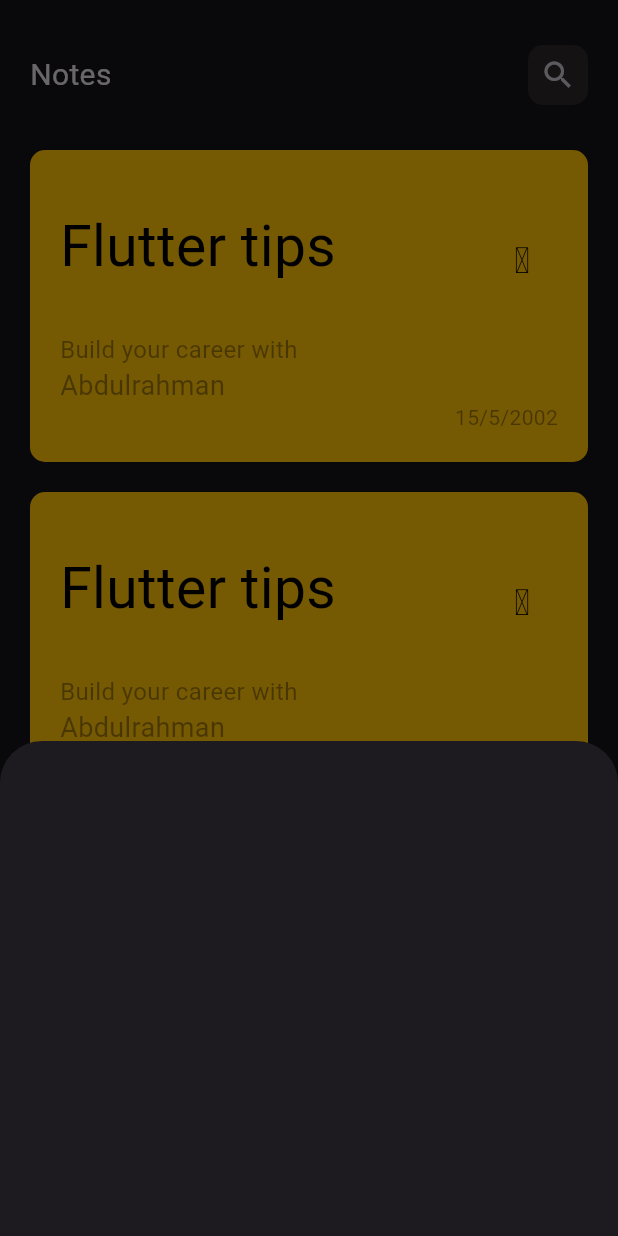
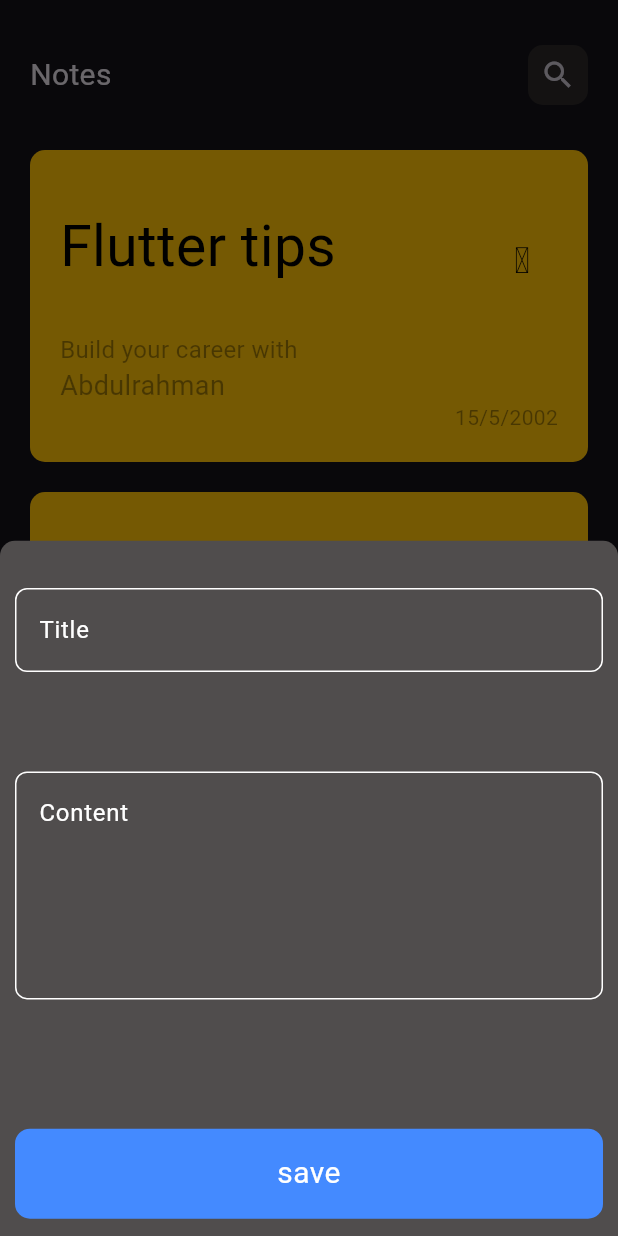
Before and after one commit to 3bdulrahmanMahmoud/NoteApp, a Flutter app: the screen it shows after launch, after a tap on the "add" icon, on a phone screen of 412 x 824 dp. Run offline on Flutter 3.47's test engine with Material 3 defaults, Android fonts, the phone set to English and light mode, and no system bars; our stand-ins replace go_router, hive, hive_flutter; missing offline and left inert: awesome_icons; accounts and stored records are empty.

Commit message:
end note add form and add hive package

```diff
--- a/lib/core/routes/router.dart
+++ b/lib/core/routes/router.dart
@@ -1,5 +1,5 @@
-
 import 'package:go_router/go_router.dart';
+import 'package:note_app/features/edit/edit_view.dart';
 import 'package:note_app/features/home/views/home_view.dart';
 
 final GoRouter router = GoRouter(routes: [
@@ -7,4 +7,8 @@ final GoRouter router = GoRouter(routes: [
     path: '/',
     builder: (context, state) => const homeView(),
   ),
+  GoRoute(
+    path: '/EditView',
+    builder: (context, state) => const EditView(),
+  ),
 ]);
--- /dev/null
+++ b/lib/core/utlis/App_strings.dart
@@ -0,0 +1,5 @@
+// ignore_for_file: file_names
+
+abstract class AppStrings {
+  static String knotesBox = 'notes_box';
+}
--- a/lib/features/home/views/home_view.dart
+++ b/lib/features/home/views/home_view.dart
@@ -1,4 +1,5 @@
 import 'package:flutter/material.dart';
+import 'package:note_app/features/home/widgets/Add_newNote_section.dart';
 import 'package:note_app/features/home/widgets/App_bar_body.dart';
 import 'package:note_app/features/home/widgets/section_body.dart';
 
@@ -22,31 +23,7 @@ class homeView extends StatelessWidget {
                       return const bodysection();
                     },
                   ),
-                  Positioned(
-                      bottom: 20,
-                      right: 5,
-                      child: Container(
-                        decoration: BoxDecoration(
-                            color: Colors.blue,
-                            borderRadius: BorderRadius.circular(40)),
-                        width: 60,
-                        height: 60,
-                        child: IconButton(
-                          icon: const Icon(
-                            Icons.add,
-                            size: 30,
-                            color: Colors.black,
-                          ),
-                          onPressed: () {
-                            showModalBottomSheet(
-                              context: context,
-                              builder: (context) {
-                                return AddNewNote();
-                              },
-                            );
-                          },
-                        ),
-                      ))
+                  AddNewNoteSection(context)
                 ],
               ),
             )
@@ -56,14 +33,3 @@ class homeView extends StatelessWidget {
     );
   }
 }
-
-class AddNewNote extends StatelessWidget {
-  const AddNewNote({super.key});
-
-  @override
-  Widget build(BuildContext context) {
-    return Container(
-      height: 330,
-    );
-  }
-}
--- /dev/null
+++ b/lib/features/home/widgets/Add_newNote_section.dart
@@ -0,0 +1,39 @@
+
+// ignore_for_file: non_constant_identifier_names, file_names
+
+  import 'package:flutter/material.dart';
+import 'package:note_app/features/home/widgets/add_note_body.dart';
+
+Positioned AddNewNoteSection(BuildContext context) {
+    return Positioned(
+                    bottom: 20,
+                    right: 5,
+                    child: Container(
+                      decoration: BoxDecoration(
+                          color: Colors.blue,
+                          borderRadius: BorderRadius.circular(40)),
+                      width: 60,
+                      height: 60,
+                      child: IconButton(
+                        icon: const Icon(
+                          Icons.add,
+                          size: 30,
+                          color: Colors.black,
+                        ),
+                        onPressed: () {
+                          showModalBottomSheet(
+                            backgroundColor:
+                                const Color.fromARGB(255, 80, 77, 77),
+                            shape: const RoundedRectangleBorder(
+                                borderRadius: BorderRadius.only(
+                                    topLeft: Radius.circular(10),
+                                    topRight: Radius.circular(10))),
+                            context: context,
+                            builder: (context) {
+                              return const AddNewNoteBody();
+                            },
+                          );
+                        },
+                      ),
+                    ));
+  }
--- /dev/null
+++ b/lib/features/home/widgets/Custom_button.dart
@@ -0,0 +1,26 @@
+// ignore_for_file: file_names
+
+import 'package:flutter/material.dart';
+
+class CustomButton extends StatelessWidget {
+  const CustomButton({super.key, this.onTap});
+final void Function()? onTap;
+  @override
+  Widget build(BuildContext context) {
+    return GestureDetector(
+      onTap:onTap ,
+      child: Container(
+        height: 60,
+        alignment: Alignment.center,
+        width: double.infinity,
+        decoration: BoxDecoration(
+            borderRadius: BorderRadius.circular(10), color: Colors.blueAccent),
+        child: const Text(
+          textAlign: TextAlign.center,
+          'save',
+          style: TextStyle(fontSize: 20, color: Colors.white),
+        ),
+      ),
+    );
+  }
+}
--- /dev/null
+++ b/lib/features/home/widgets/Cutom_Text_field.dart
@@ -0,0 +1,38 @@
+// ignore_for_file: file_names
+
+import 'package:flutter/material.dart';
+
+class customTextField extends StatelessWidget {
+  const customTextField(
+      {super.key, this.maxLine = 1, required this.hint, this.onsaved});
+  final int maxLine;
+  final String hint;
+  final Function(String?)? onsaved;
+
+  @override
+  Widget build(BuildContext context) {
+    return TextFormField(
+      validator: (value) {
+        if (value?.isEmpty ?? true) {
+          return "requird the value";
+        } else {
+          return null;
+        }
+      },
+      onSaved: onsaved,
+      maxLines: maxLine,
+      decoration: InputDecoration(
+          border: buildBorder(),
+          hintText: hint,
+          hintStyle: const TextStyle(color: Colors.white),
+          enabledBorder: buildBorder(),
+          focusedBorder: buildBorder()),
+    );
+  }
+
+  OutlineInputBorder buildBorder() {
+    return OutlineInputBorder(
+        borderRadius: BorderRadius.circular(8),
+        borderSide: const BorderSide(color: Colors.white));
+  }
+}
--- /dev/null
+++ b/lib/features/home/widgets/add_note_body.dart
@@ -0,0 +1,63 @@
+import 'package:flutter/material.dart';
+import 'package:note_app/features/home/widgets/Custom_button.dart';
+import 'package:note_app/features/home/widgets/Cutom_Text_field.dart';
+
+class AddNewNoteBody extends StatefulWidget {
+  const AddNewNoteBody({super.key});
+
+  @override
+  State<AddNewNoteBody> createState() => _AddNewNoteBodyState();
+}
+
+class _AddNewNoteBodyState extends State<AddNewNoteBody> {
+  final GlobalKey<FormState> formKey = GlobalKey();
+  AutovalidateMode autovalidateMode = AutovalidateMode.disabled;
+  String? title, subTitle;
+  @override
+  Widget build(BuildContext context) {
+    return Container(
+      padding: const EdgeInsets.only(top: 20, left: 10, right: 10),
+      width: double.infinity,
+      child: Form(
+        autovalidateMode: autovalidateMode,
+        key: formKey,
+        child: Column(
+          mainAxisAlignment: MainAxisAlignment.spaceAround,
+          children: [
+            customTextField(
+              onsaved: (p0) {
+                title = p0;
+              },
+              hint: 'Title',
+            ),
+            const SizedBox(
+              height: 20,
+            ),
+            customTextField(
+              onsaved: (p0) {
+                subTitle = p0;
+              },
+              hint: 'Content',
+              maxLine: 5,
+            ),
+            const SizedBox(
+              height: 40,
+            ),
+            CustomButton(
+              onTap: () {
+                if (formKey.currentState!.validate()) {
+                  formKey.currentState!.save();
+                } else {
+                  autovalidateMode = AutovalidateMode.always;
+                }
+                setState(() {
+
+                });
+              },
+            ),
+          ],
+        ),
+      ),
+    );
+  }
+}
--- a/lib/features/home/widgets/section_body.dart
+++ b/lib/features/home/widgets/section_body.dart
@@ -1,13 +1,19 @@
 import 'package:awesome_icons/awesome_icons.dart';
 import 'package:flutter/material.dart';
+import 'package:go_router/go_router.dart';
 
 class bodysection extends StatelessWidget {
   const bodysection({super.key});
 
   @override
   Widget build(BuildContext context) {
-    return Container(
-      padding: const EdgeInsets.only(bottom: 20, top: 20, left: 20, right: 20),
+    return GestureDetector(
+      onTap: () {
+        GoRouter.of(context).push('/EditView');
+      },
+      child: Container(
+        padding:
+            const EdgeInsets.only(bottom: 20, top: 20, left: 20, right: 20),
         margin: const EdgeInsets.only(bottom: 20),
         decoration: BoxDecoration(
             borderRadius: BorderRadius.circular(10), color: Colors.amber),
@@ -51,6 +57,7 @@ class bodysection extends StatelessWidget {
             )
           ],
         ),
+      ),
     );
   }
 }
--- a/lib/main.dart
+++ b/lib/main.dart
@@ -1,7 +1,12 @@
 import 'package:flutter/material.dart';
+import 'package:hive/hive.dart';
+import 'package:hive_flutter/adapters.dart';
 import 'package:note_app/core/routes/router.dart';
+import 'package:note_app/core/utlis/App_strings.dart';
 
-void main() {
+void main() async {
+  await Hive.initFlutter();
+  await Hive.openBox(AppStrings.knotesBox);
   runApp(const NotesApp());
 }
 
```
Also changed, not shown: lib/core/models/note_model.dart (added, +21 -0 lines), lib/features/edit/edit_view.dart (added, +35 -0 lines), pubspec.yaml (+4 -21 lines), lib/core/function/router.dart (renamed from lib/core/utlis/function/router.dart), lib/core/models/note_model.g.dart (added), pubspec.lock, 1 other file. Lines whose indentation alone changed are shown as unchanged.
